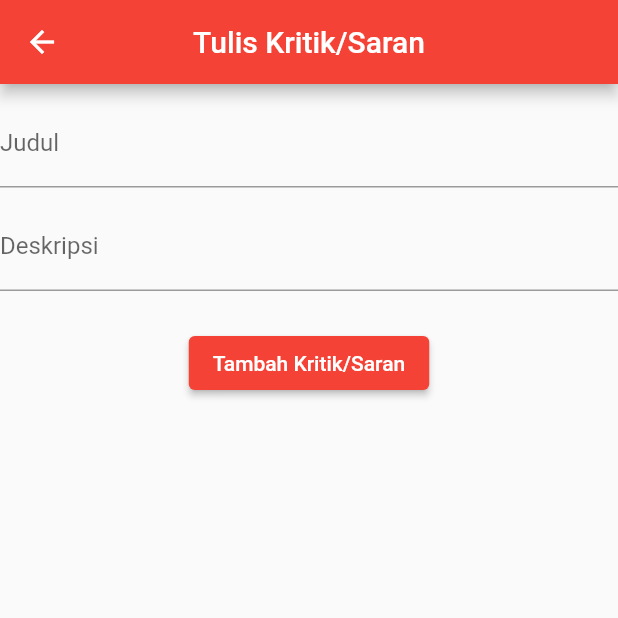
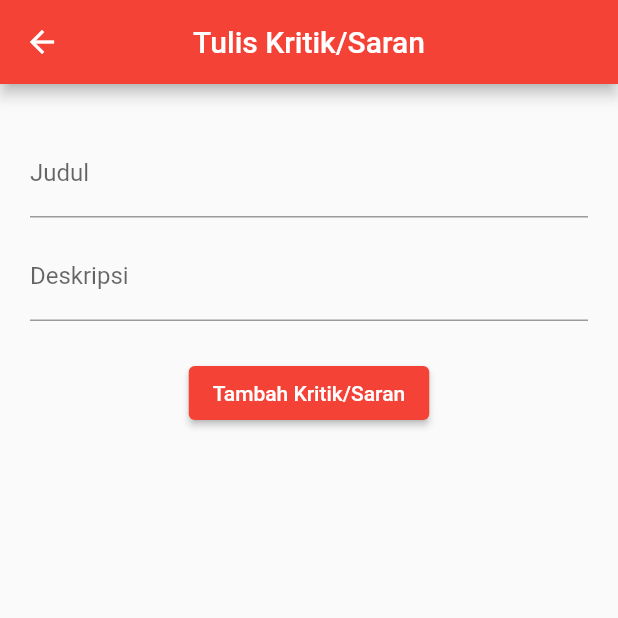
Before and after one commit to AdrianRamadhan27/mercatura_mobile, a Flutter app: the CreateKritikSaran screen opened by its route, on a phone screen of 412 x 824 dp, the top half of it. Run offline on Flutter 3.47's test engine with Material 2 defaults, Android fonts, the phone set to English and light mode, and no system bars; our stand-ins replace google_fonts; missing offline and left inert: pbp_django_auth.

Commit message:
edit
edit

```diff
--- a/lib/kritiksaran/pages/create_kritiksaran.dart
+++ b/lib/kritiksaran/pages/create_kritiksaran.dart
@@ -11,7 +11,7 @@ import '../pages/show_kritiksaran.dart';
 
 class CreateKritikSaran extends StatefulWidget {
     const CreateKritikSaran({Key? key}): super(key: key);
-
+    @override
     State<CreateKritikSaran> createState() => _CreateKritikSaranState();
 }
 
@@ -44,6 +44,8 @@ class _CreateKritikSaranState extends State<CreateKritikSaran> {
             body: SafeArea(
                 child: Form(
                     key: _formKey,
+                    child: Padding(
+                        padding: const EdgeInsets.all(20.0),
                     child: Column(
                         children: [
                             const SizedBox(height :10),
@@ -166,6 +168,7 @@ class _CreateKritikSaranState extends State<CreateKritikSaran> {
 
                         ],
                     ),
+                    ),
                 ),
             ),
         );
--- a/lib/kritiksaran/pages/show_kritiksaran.dart
+++ b/lib/kritiksaran/pages/show_kritiksaran.dart
@@ -23,6 +23,8 @@ class _ShowKritikSaranPageState extends State<ShowKritikSaranPage> {
 
     @override
     Widget build(BuildContext context) {
+    final request = context.watch<CookieRequest>();
+
     return Scaffold(
         appBar: AppBar(
             backgroundColor: Colors.transparent,
--- a/lib/kritiksaran/widget/all_kritiksaran.dart
+++ b/lib/kritiksaran/widget/all_kritiksaran.dart
@@ -1,6 +1,5 @@
 import 'package:flutter/material.dart';
 // import 'package:intl/intl.dart';
-import 'package:intl/intl_browser.dart';
 import '../models/kritiksaran.dart';
 // import 'package:google_fonts/google_fonts.dart';
 
```
